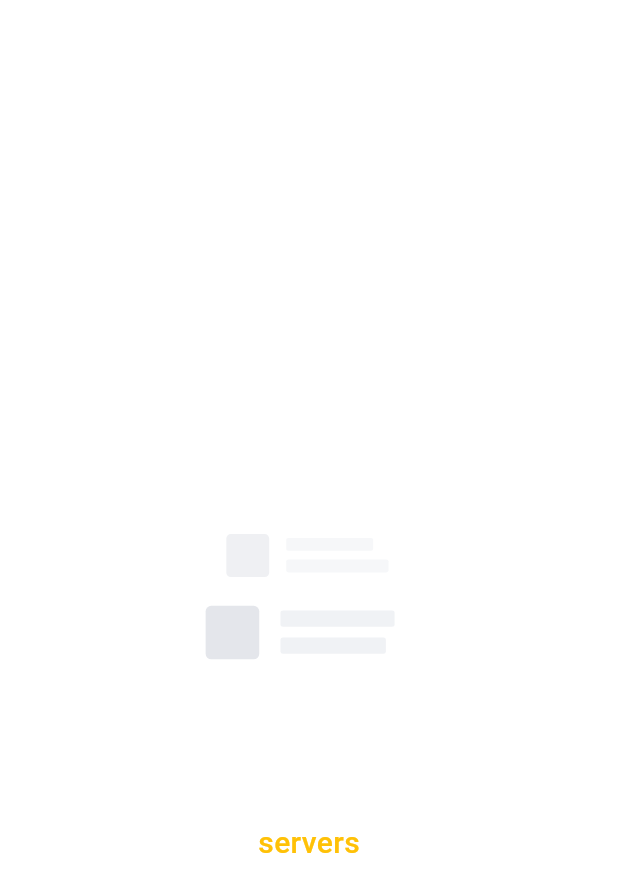
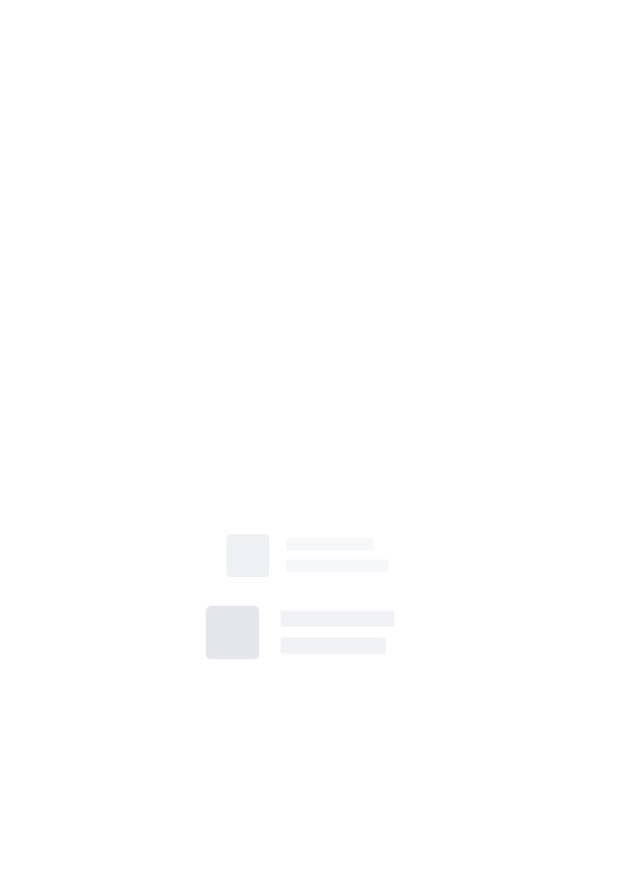
Before and after one commit to mianhusnain1/vpn_app, a Flutter app: the Location screen opened directly, on a phone screen of 412 x 824 dp. Shown: the top 892 px of the screen. Run offline on Flutter 3.47's test engine with Material 3 defaults, Android fonts, the light colour scheme and no system bars; drawn by our look-alikes of lottie; our stand-ins replace csv, curved_navigation_bar, flutter_spinkit; network calls fail.

Commit message:
Home Page upgrade

```diff
--- a/lib/Screens/location.dart
+++ b/lib/Screens/location.dart
@@ -36,6 +36,6 @@ class _LocationState extends State<Location> {
                 ]),
               )
             : loadingwidget(
-                context, "servers", "assets/lottie/AnimationServers.json"));
+                context, "", "assets/lottie/AnimationServers.json"));
   }
 }
```
